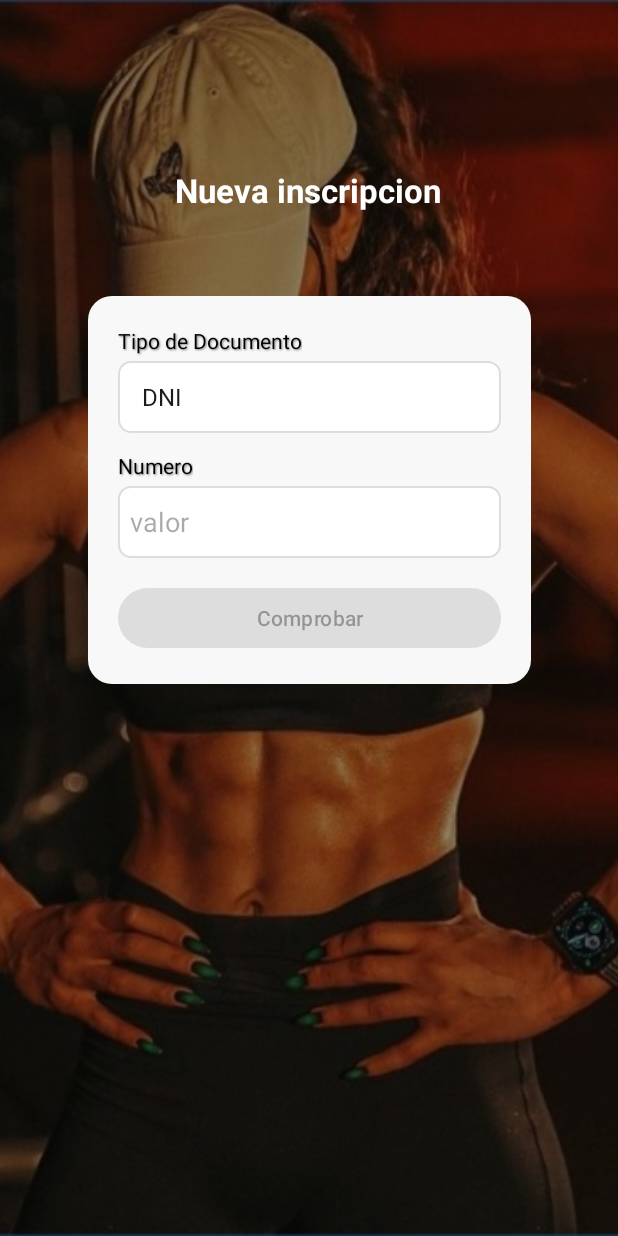
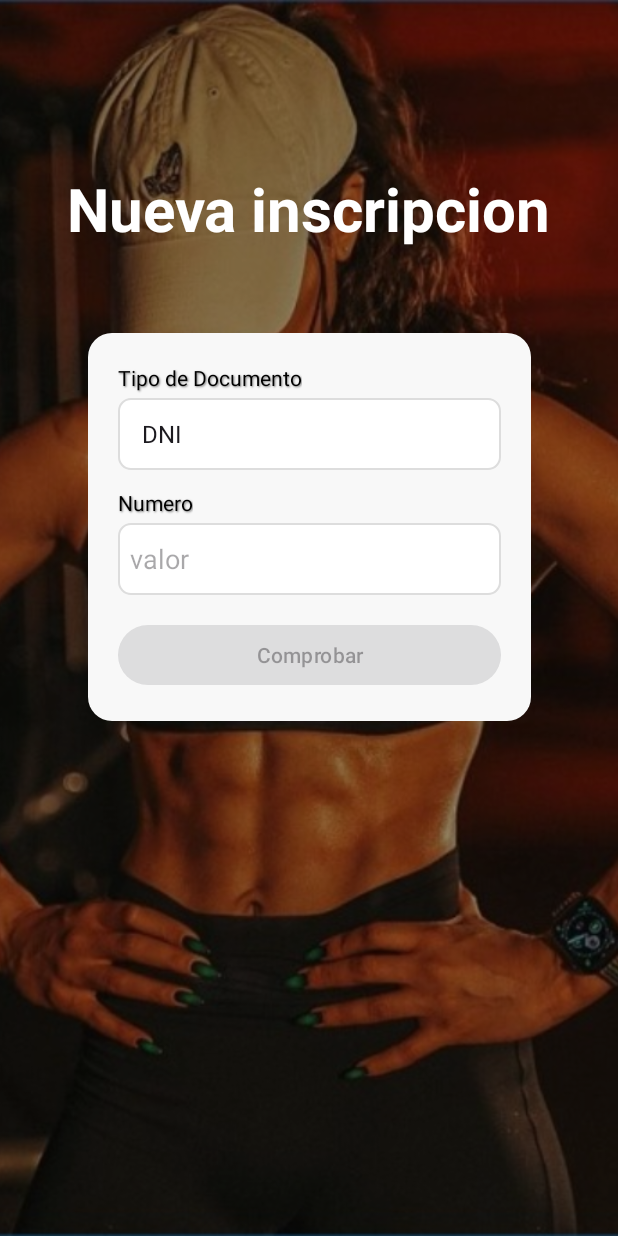
Before and after one commit to SchallmoserJuan/ClubDeportivoApp, an Android app: the InscribirNuevoClienteActivity screen opened directly, with no data from a screen before it, on a phone screen of 412 x 824 dp. Run offline under Robolectric (Android 15) with nearby library versions, the phone set to English and light mode, and no system bars.

Commit message:
fix: errores en emulador

```diff
--- a/app/src/main/java/com/example/clubdeportivoapp/MainActivity.kt
+++ b/app/src/main/java/com/example/clubdeportivoapp/MainActivity.kt
@@ -10,7 +10,8 @@ class MainActivity : AppCompatActivity() {
     override fun onCreate(savedInstanceState: Bundle?) {
         super.onCreate(savedInstanceState)
         enableEdgeToEdge()
-        setContentView(R.layout.activity_main)
+        // Main Inicio de sesion ( Rodri )
+        setContentView(R.layout.activity_inscribir_nuevo_cliente)
         ViewCompat.setOnApplyWindowInsetsListener(findViewById(R.id.main)) { v, insets ->
             val systemBars = insets.getInsets(WindowInsetsCompat.Type.systemBars())
             v.setPadding(systemBars.left, systemBars.top, systemBars.right, systemBars.bottom)
--- a/app/src/main/res/layout/activity_formulario_cliente.xml
+++ b/app/src/main/res/layout/activity_formulario_cliente.xml
@@ -32,7 +32,6 @@
         app:layout_constraintEnd_toEndOf="parent"
         app:layout_constraintHorizontal_bias="0.722"
         app:layout_constraintStart_toStartOf="parent"
-        app:layout_constraintTop_margin="48dp"
         app:layout_constraintTop_toTopOf="parent" />
 
     <!-- FORMULARIO -->
--- a/app/src/main/res/layout/activity_inscribir_nuevo_cliente.xml
+++ b/app/src/main/res/layout/activity_inscribir_nuevo_cliente.xml
@@ -37,12 +37,11 @@
         android:layout_marginTop="112dp"
         android:text="Nueva inscripcion"
         android:textColor="@android:color/white"
-        android:textSize="22sp"
+        android:textSize="40sp"
         android:textStyle="bold"
         app:layout_constraintEnd_toEndOf="parent"
         app:layout_constraintHorizontal_bias="0.498"
         app:layout_constraintStart_toStartOf="parent"
-        app:layout_constraintTop_margin="48dp"
         app:layout_constraintTop_toTopOf="parent" />
 
     <!-- FORMULARIO -->
--- a/app/src/main/res/layout/activity_menu_principal.xml
+++ b/app/src/main/res/layout/activity_menu_principal.xml
@@ -48,7 +48,7 @@
             android:layout_weight="1"
             android:text="@string/tv_bienvenida"
             android:textColor="@android:color/white"
-            android:textSize="20sp"
+            android:textSize="30sp"
             android:textStyle="bold"/>
 
         <ImageView
```
